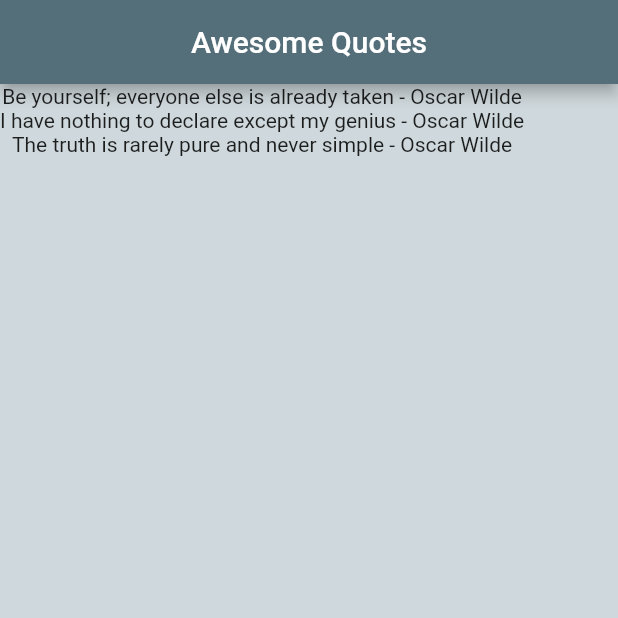
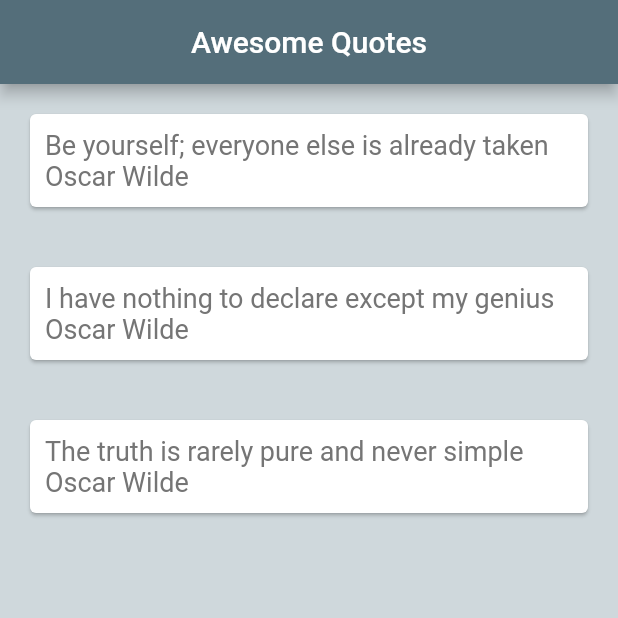
Before and after one commit to BUFONJOKER/quotes_list, a Flutter app: the screen it shows after launch, on a phone screen of 412 x 824 dp, the top half of it. Run offline on Flutter 3.47's test engine with Material 2 defaults, Android fonts, the phone set to English and light mode, and no system bars.

Commit message:
card template made with wuote text and author

```diff
--- a/lib/main.dart
+++ b/lib/main.dart
@@ -22,6 +22,38 @@ class _HomeState extends State<Home> {
     Quote(text: 'The truth is rarely pure and never simple', author: 'Oscar Wilde'),
   ];
 
+
+  Widget quoteTemplate(quote){
+    return  Card(
+      margin: const EdgeInsets.all(20.0),
+      child: Padding(
+        padding: const EdgeInsets.all(10.0),
+        child: Column(
+
+          crossAxisAlignment: CrossAxisAlignment.stretch,
+          children: <Widget>[
+            Text(
+              quote.text,
+              style: TextStyle(
+                fontSize: 18.0,
+                color: Colors.grey[600],
+              ),
+            ),
+            Text(
+              quote.author,
+              style: TextStyle(
+                fontSize: 18.0,
+                color: Colors.grey[600],
+              ),
+            ),
+
+          ],
+        ),
+      ),
+      );
+
+  }
+
   @override
   Widget build(BuildContext context) {
     return Scaffold(
@@ -32,7 +64,7 @@ class _HomeState extends State<Home> {
           centerTitle: true,
       ),
       body: Column(
-        children: quoteList.map((quote) => Text('${quote.text} - ${quote.author}')).toList(),
+        children: quoteList.map((quote) => quoteTemplate(quote)).toList(),
 
       ),
     );
```
